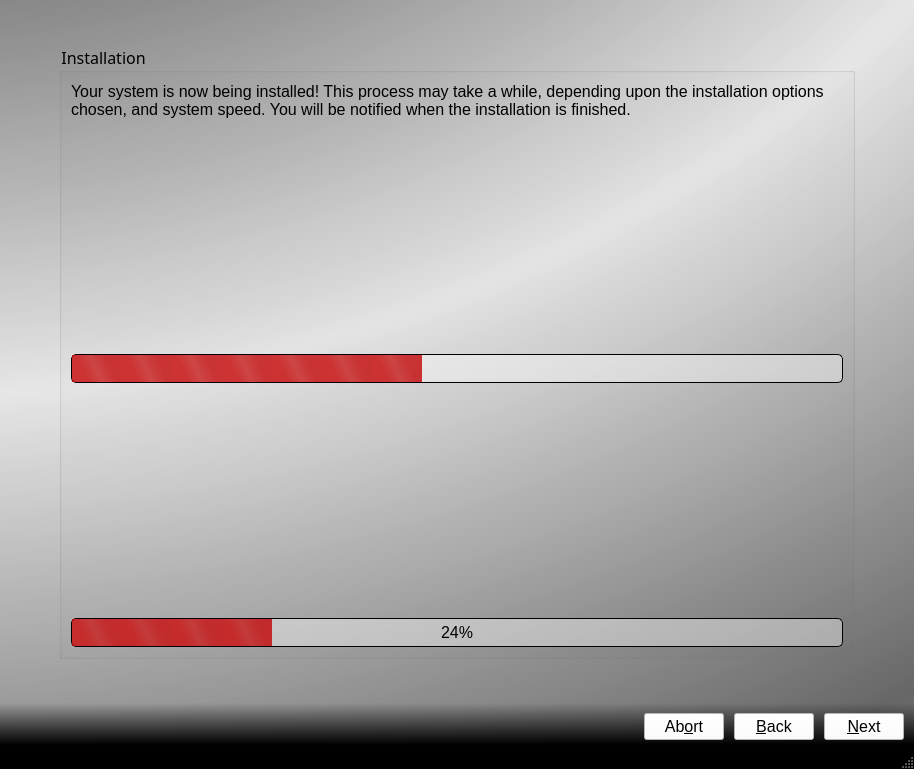
trueos/trueos-utils-qt5, file src-qt5/pc-installgui/installer.ui: the form before one commit.
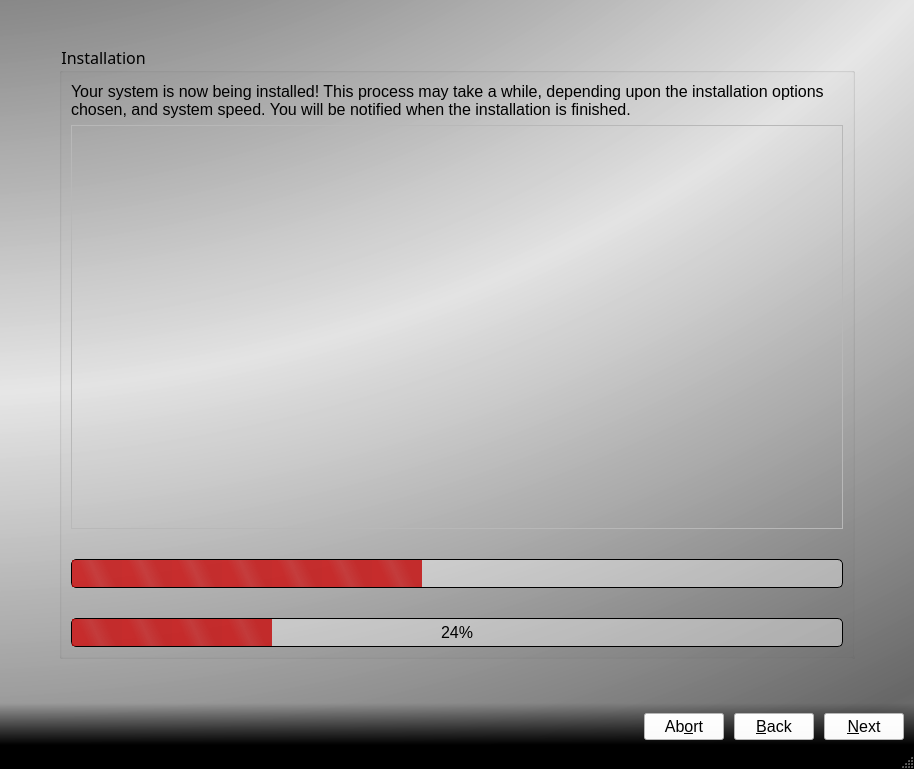
The form after the commit. The open tabs and pages were chosen to show the change. Icons and pictures are not drawn.

Commit message: Add slideshow functionality into the installer. Now it will rotate through pre-set images/text on a 30 second interval while the install is proceeding.

What changed in the file:
```diff
--- a/src-qt5/pc-installgui/installer.ui
+++ b/src-qt5/pc-installgui/installer.ui
@@ -1119,27 +1119,14 @@
              </property>
             </widget>
            </item>
-           <item row="1" column="0">
-            <spacer name="verticalSpacer_19">
-             <property name="orientation">
-              <enum>Qt::Vertical</enum>
-             </property>
-             <property name="sizeHint" stdset="0">
-              <size>
-               <width>20</width>
-               <height>40</height>
-              </size>
-             </property>
-            </spacer>
-           </item>
-           <item row="2" column="0">
+           <item row="4" column="0">
             <widget class="QLabel" name="labelInstallStatus">
              <property name="text">
               <string/>
              </property>
             </widget>
            </item>
-           <item row="3" column="0">
+           <item row="5" column="0">
             <widget class="QProgressBar" name="progressBarInstall">
              <property name="maximum">
               <number>0</number>
@@ -1147,34 +1134,68 @@
              <property name="value">
               <number>-1</number>
              </property>
+             <property name="format">
+              <string>%v/%m</string>
+             </property>
             </widget>
            </item>
-           <item row="6" column="0">
+           <item row="7" column="0">
             <widget class="QProgressBar" name="progressBarInstall2">
              <property name="value">
               <number>24</number>
              </property>
             </widget>
            </item>
-           <item row="5" column="0">
+           <item row="6" column="0">
             <widget class="QLabel" name="labelInstallStatus2">
              <property name="text">
               <string/>
              </property>
             </widget>
            </item>
-           <item row="4" column="0">
-            <spacer name="verticalSpacer_32">
-             <property name="orientation">
-              <enum>Qt::Vertical</enum>
+           <item row="1" column="0">
+            <widget class="QFrame" name="frame">
+             <property name="sizePolicy">
+              <sizepolicy hsizetype="Preferred" vsizetype="Expanding">
+               <horstretch>0</horstretch>
+               <verstretch>0</verstretch>
+              </sizepolicy>
              </property>
-             <property name="sizeHint" stdset="0">
-              <size>
-               <width>20</width>
-               <height>40</height>
-              </size>
+             <property name="frameShape">
+              <enum>QFrame::StyledPanel</enum>
              </property>
-            </spacer>
+             <property name="frameShadow">
+              <enum>QFrame::Raised</enum>
+             </property>
+             <layout class="QVBoxLayout" name="verticalLayout">
+              <item>
+               <widget class="QLabel" name="label_slide_icon">
+                <property name="sizePolicy">
+                 <sizepolicy hsizetype="Preferred" vsizetype="Expanding">
+                  <horstretch>0</horstretch>
+                  <verstretch>0</verstretch>
+                 </sizepolicy>
+                </property>
+                <property name="text">
+                 <string notr="true"/>
+                </property>
+               </widget>
+              </item>
+              <item>
+               <widget class="QLabel" name="label_slide_text">
+                <property name="text">
+                 <string notr="true"/>
+                </property>
+                <property name="alignment">
+                 <set>Qt::AlignCenter</set>
+                </property>
+                <property name="wordWrap">
+                 <bool>true</bool>
+                </property>
+               </widget>
+              </item>
+             </layout>
+            </widget>
            </item>
           </layout>
          </widget>
```
The commit also changes 4 other files.
